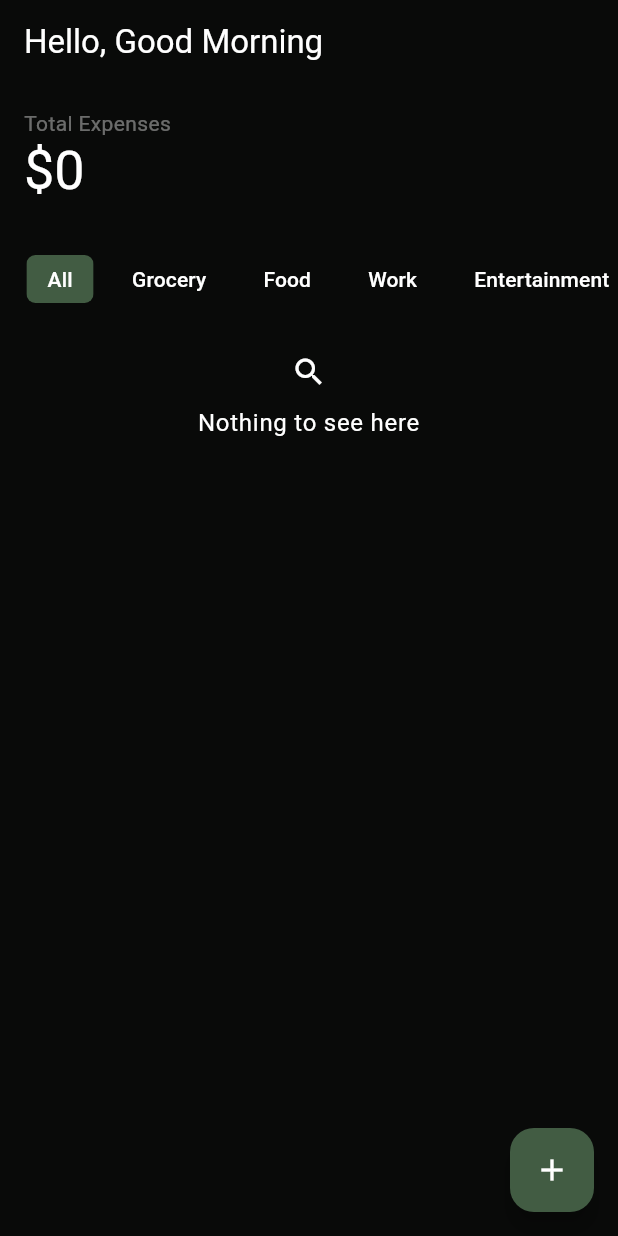
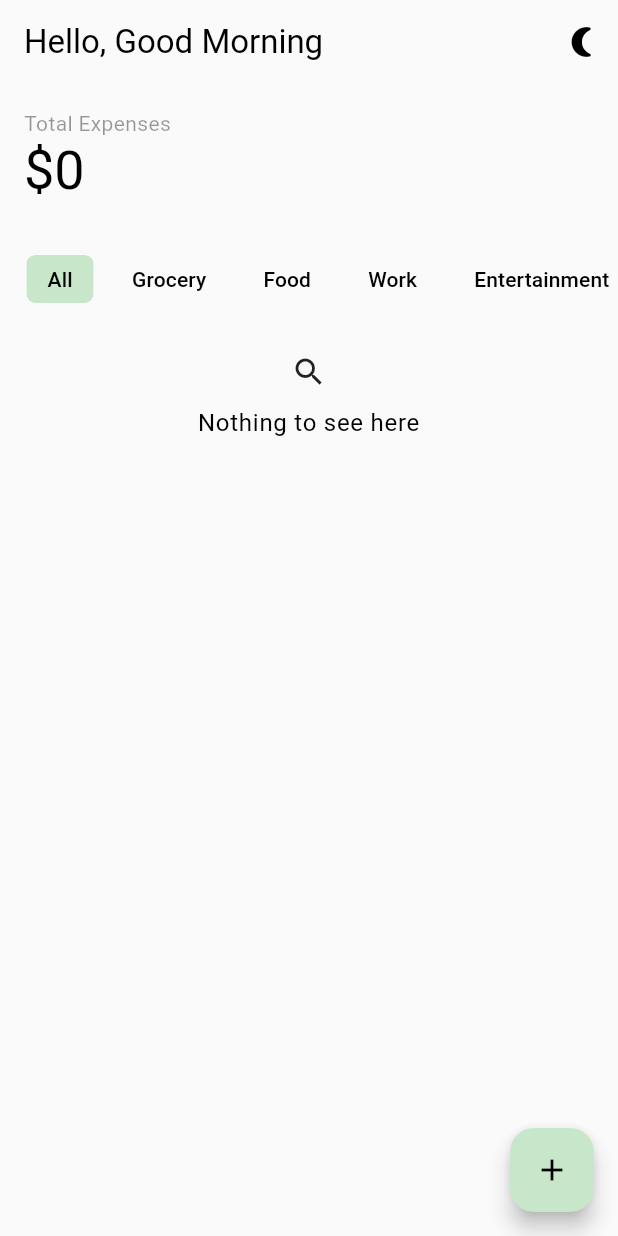
Before and after one commit to Mohamed-Mourad/Budget-Tracker, a Flutter app: the screen it shows after launch, on a phone screen of 412 x 824 dp. Run offline on Flutter 3.47's test engine with Material 3 defaults, Android fonts, the phone set to English and light mode, and no system bars; our stand-ins replace bloc, equatable, flutter_bloc, rxdart, shared_preferences.

Commit message:
light/dark mode

```diff
--- a/lib/app.dart
+++ b/lib/app.dart
@@ -1,6 +1,8 @@
 import 'package:budget_tracker/blocs/expense_list/expense_list_bloc.dart';
+import 'package:budget_tracker/blocs/theme_bloc/theme_bloc.dart';
 import 'package:budget_tracker/repositories/expense_repository.dart';
 import 'package:budget_tracker/screens/home_page.dart';
+import 'package:budget_tracker/themes/dark_theme.dart';
 import 'package:budget_tracker/themes/light_theme.dart';
 import 'package:flutter/material.dart';
 import 'package:flutter_bloc/flutter_bloc.dart';
@@ -14,14 +16,25 @@ class App extends StatelessWidget {
   Widget build(BuildContext context) {
     return RepositoryProvider.value(
       value: expenseRepository,
-      child: BlocProvider(
-        create: (context) => ExpenseListBloc(
-            repository: expenseRepository,
-        )..add(const ExpenseListSubscriptionRequested()),
-        child: MaterialApp(
-          home: const HomePage(),
-          theme: LightTheme.theme,
-          debugShowCheckedModeBanner: false,
+      child: MultiBlocProvider(
+        providers: [
+          BlocProvider(
+            create: (context) => ExpenseListBloc(
+              repository: expenseRepository,
+            )..add(const ExpenseListSubscriptionRequested()),
+          ),
+          BlocProvider(
+            create: (context) => ThemeBloc(),
+          ),
+        ],
+        child: BlocBuilder<ThemeBloc, ThemeState>(
+          builder: (context, themeState) {
+            return MaterialApp(
+              home: const HomePage(),
+              theme: themeState == ThemeState.light ? LightTheme.theme : DarkTheme.theme,
+              debugShowCheckedModeBanner: false,
+            );
+          },
         ),
       ),
     );
--- /dev/null
+++ b/lib/blocs/theme_bloc/theme_bloc.dart
@@ -0,0 +1,28 @@
+import 'package:flutter/material.dart';
+import 'package:flutter_bloc/flutter_bloc.dart';
+import 'package:shared_preferences/shared_preferences.dart';
+
+enum ThemeEvent { toggleTheme }
+enum ThemeState { light, dark }
+
+class ThemeBloc extends Bloc<ThemeEvent, ThemeState> {
+  ThemeBloc() : super(ThemeState.light) {
+    _loadTheme();
+    on<ThemeEvent>((event, emit) async {
+      if (event == ThemeEvent.toggleTheme) {
+        final isDark = state == ThemeState.light;
+        emit(isDark ? ThemeState.dark : ThemeState.light);
+        final prefs = await SharedPreferences.getInstance();
+        prefs.setBool(_themeKey, !isDark);
+      }
+    });
+  }
+
+  final String _themeKey = 'theme';
+
+  Future<void> _loadTheme() async {
+    final prefs = await SharedPreferences.getInstance();
+    final isDark = prefs.getBool(_themeKey) ?? false;
+    emit(isDark ? ThemeState.dark : ThemeState.light);
+  }
+}
--- a/lib/screens/home_page.dart
+++ b/lib/screens/home_page.dart
@@ -1,8 +1,10 @@
+import 'package:budget_tracker/blocs/theme_bloc/theme_bloc.dart';
 import 'package:budget_tracker/extensions/extensions.dart';
 import 'package:budget_tracker/widgets/expense_filter_widget.dart';
 import 'package:budget_tracker/widgets/expenses_widget.dart';
 import 'package:budget_tracker/widgets/total_expenses_widget.dart';
 import 'package:flutter/material.dart';
+import 'package:flutter_bloc/flutter_bloc.dart';
 
 class HomePage extends StatelessWidget {
   const HomePage({super.key});
@@ -10,7 +12,19 @@ class HomePage extends StatelessWidget {
   @override
   Widget build(BuildContext context) {
     return Scaffold(
-      appBar: AppBar(title: const Text('Hello, Good Morning')),
+      appBar: AppBar(
+        title: Text('Hello, ${getGreeting()}'),
+        actions: [
+          BlocBuilder<ThemeBloc, ThemeState>(builder: (context, themeState) {
+            return IconButton(
+              onPressed: () {
+                context.read<ThemeBloc>().add(ThemeEvent.toggleTheme);
+              },
+              icon: themeState == ThemeState.light ? const Icon(Icons.nightlight_round) : const Icon(Icons.wb_sunny),
+            );
+          }),
+        ],
+      ),
       body: const SingleChildScrollView(
         child: Column(
           crossAxisAlignment: CrossAxisAlignment.stretch,
@@ -29,4 +43,16 @@ class HomePage extends StatelessWidget {
       ),
     );
   }
+
+  String getGreeting() {
+    final hour = DateTime.now().hour;
+
+    if (hour < 12) {
+      return 'Good Morning';
+    } else if (hour < 17) {
+      return 'Good Afternoon';
+    } else {
+      return 'Good Evening';
+    }
+  }
 }
--- /dev/null
+++ b/lib/themes/dark_theme.dart
@@ -0,0 +1,61 @@
+import 'package:flutter/material.dart';
+
+class DarkTheme {
+  static const colorScheme = ColorScheme(
+    brightness: Brightness.dark,
+    primary: Color(0xffa5d6a7),
+    onPrimary: Color(0xff000000),
+    primaryContainer: Color(0xff425c43),
+    onPrimaryContainer: Color(0xffffffff),
+    secondary: Color(0xffb5f9b8),
+    onSecondary: Color(0xff000000),
+    secondaryContainer: Color(0xff6c956e),
+    onSecondaryContainer: Color(0xffffffff),
+    tertiary: Color(0xffcbfccd),
+    onTertiary: Color(0xff000000),
+    tertiaryContainer: Color(0xff4bac4e),
+    onTertiaryContainer: Color(0xffffffff),
+    error: Color(0xffffb4ab),
+    onError: Color(0xff690005),
+    errorContainer: Color(0xff93000a),
+    onErrorContainer: Color(0xffffb4ab),
+    background: Color(0xff0b0c0b),
+    onBackground: Color(0xffffffff),
+    surface: Color(0xff090a09),
+    onSurface: Color(0xffffffff),
+    surfaceVariant: Color(0xff2d2f2d),
+    onSurfaceVariant: Color(0xffffffff),
+    outline: Color(0xff8c8c8c),
+    outlineVariant: Color(0xff404040),
+    shadow: Color(0xff000000),
+    scrim: Color(0xff000000),
+    inverseSurface: Color(0xffffffff),
+    onInverseSurface: Color(0xff000000),
+    inversePrimary: Color(0xff4c604d),
+    surfaceTint: Color(0xffa5d6a7),
+  );
+
+  static ThemeData get theme {
+    return ThemeData(
+      colorScheme: colorScheme,
+      listTileTheme: ListTileThemeData(
+        tileColor: colorScheme.surfaceVariant.withOpacity(0.2),
+      ),
+      chipTheme: ChipThemeData(
+        labelPadding: const EdgeInsets.symmetric(horizontal: 14, vertical: 0),
+        padding: EdgeInsets.zero,
+        selectedColor: colorScheme.primaryContainer,
+        showCheckmark: false,
+        shape: const RoundedRectangleBorder(
+          side: BorderSide(width: 0, color: Colors.transparent),
+          borderRadius: BorderRadius.all(Radius.circular(6)),
+        ),
+      ),
+      filledButtonTheme: FilledButtonThemeData(
+        style: FilledButton.styleFrom(
+          padding: const EdgeInsets.all(14),
+        ),
+      ),
+    );
+  }
+}
--- a/lib/themes/light_theme.dart
+++ b/lib/themes/light_theme.dart
@@ -2,37 +2,37 @@ import 'package:flutter/material.dart';
 
 class LightTheme {
   static const colorScheme = ColorScheme(
-    brightness: Brightness.dark,
-    primary: Color(0xffa5d6a7),
-    onPrimary: Color(0xff000000),
-    primaryContainer: Color(0xff425c43),
-    onPrimaryContainer: Color(0xffffffff),
-    secondary: Color(0xffb5f9b8),
+    brightness: Brightness.light,
+    primary: Color(0xff4caf50),
+    onPrimary: Color(0xffe5e5e5),
+    primaryContainer: Color(0xffc8e6c9),
+    onPrimaryContainer: Color(0xff000000),
+    secondary: Color(0xff81c784),
     onSecondary: Color(0xff000000),
-    secondaryContainer: Color(0xff6c956e),
-    onSecondaryContainer: Color(0xffffffff),
-    tertiary: Color(0xffcbfccd),
+    secondaryContainer: Color(0xffe8f5e9),
+    onSecondaryContainer: Color(0xff000000),
+    tertiary: Color(0xffa5d6a7),
     onTertiary: Color(0xff000000),
-    tertiaryContainer: Color(0xff4bac4e),
-    onTertiaryContainer: Color(0xffffffff),
-    error: Color(0xffffb4ab),
-    onError: Color(0xff690005),
-    errorContainer: Color(0xff93000a),
-    onErrorContainer: Color(0xffffb4ab),
-    background: Color(0xff0b0c0b),
-    onBackground: Color(0xffffffff),
-    surface: Color(0xff090a09),
-    onSurface: Color(0xffffffff),
-    surfaceVariant: Color(0xff2d2f2d),
-    onSurfaceVariant: Color(0xffffffff),
-    outline: Color(0xff8c8c8c),
-    outlineVariant: Color(0xff404040),
+    tertiaryContainer: Color(0xffe8f5e9),
+    onTertiaryContainer: Color(0xff000000),
+    error: Color(0xffd32f2f),
+    onError: Color(0xffffffff),
+    errorContainer: Color(0xffef9a9a),
+    onErrorContainer: Color(0xff000000),
+    background: Color(0xffffffff),
+    onBackground: Color(0xff000000),
+    surface: Color(0xfffafafa),
+    onSurface: Color(0xff000000),
+    surfaceVariant: Color(0xffeeeeee),
+    onSurfaceVariant: Color(0xff000000),
+    outline: Color(0xff757575),
+    outlineVariant: Color(0xffbdbdbd),
     shadow: Color(0xff000000),
     scrim: Color(0xff000000),
-    inverseSurface: Color(0xffffffff),
-    onInverseSurface: Color(0xff000000),
-    inversePrimary: Color(0xff4c604d),
-    surfaceTint: Color(0xffa5d6a7),
+    inverseSurface: Color(0xff000000),
+    onInverseSurface: Color(0xffffffff),
+    inversePrimary: Color(0xff66bb6a),
+    surfaceTint: Color(0xff4caf50),
   );
 
   static ThemeData get theme {
```
Also changed, not shown: lib/widgets/expense_tile_widget.dart (+11 -9 lines).
